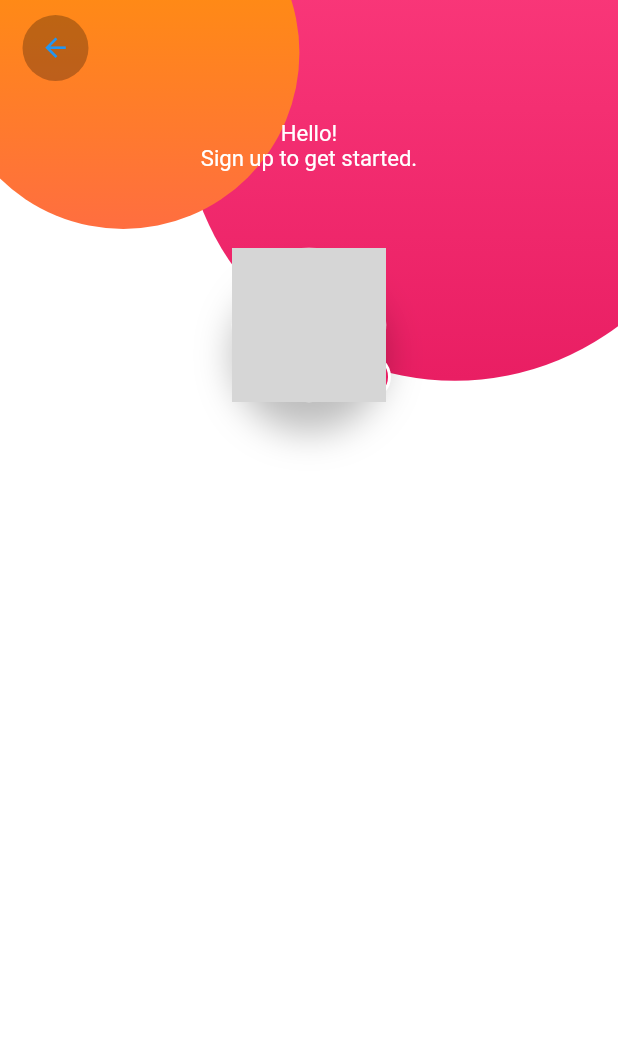
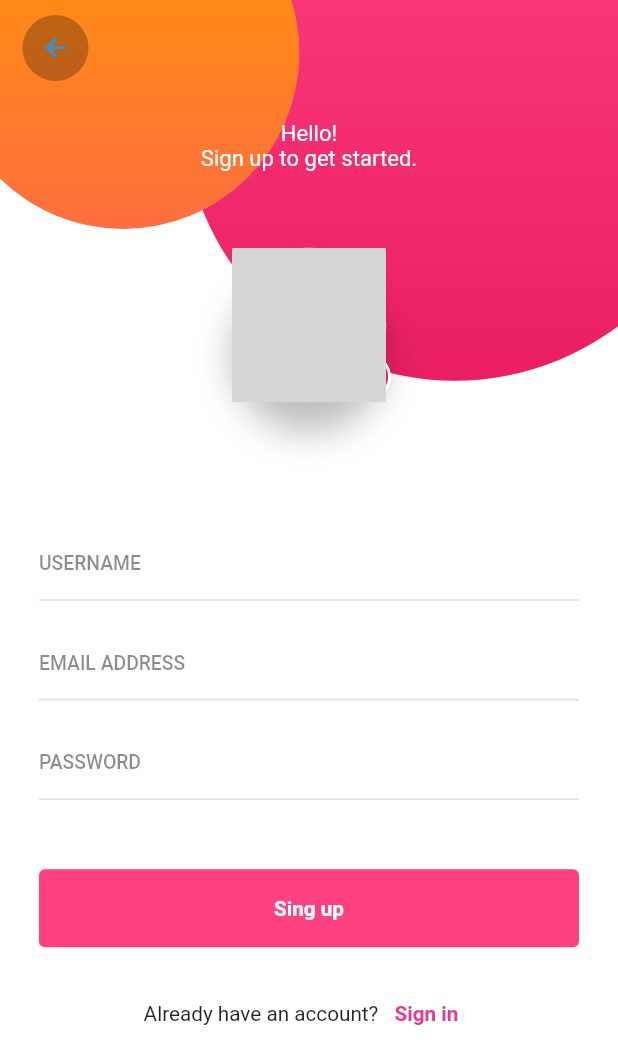
Before and after one commit to LluviaSaucedoM/advancedFlutterCourse, a Flutter app: the RegisterPage screen opened by its route, on a phone screen of 412 x 824 dp. Shown: the top 1064 px of the screen. Run offline on Flutter 3.47's test engine with Material 2 defaults, Android fonts, the phone set to English and light mode, and no system bars; our stand-ins replace flutter_svg; network calls fail; grey boxes are pictures that could not be loaded.

Commit message:
new fields on the registration screen

```diff
--- a/lib/page/register_page.dart
+++ b/lib/page/register_page.dart
@@ -5,6 +5,7 @@ import 'package:flutter_api_rest/utils/responsive.dart';
 import 'package:flutter_api_rest/widgets/circle.dart';
 
 import '../widgets/avatarButton.dart';
+import '../widgets/registerForm.dart';
 
 class RegisterPage extends StatefulWidget {
   static const routeName = 'register';
@@ -73,7 +74,7 @@ class _RegisterPageState extends State<RegisterPage> {
                     ],
                   ),
                 ),
-                //  RegisterForm(),
+                const RegisterForm(),
                 Positioned(
                   left: 15,
                   top: 10,
--- a/lib/widgets/loginForm.dart
+++ b/lib/widgets/loginForm.dart
@@ -15,6 +15,7 @@ class _LoginFormState extends State<LoginForm> {
   final GlobalKey<FormState> _formkey = GlobalKey();
   String email = '';
   String password = '';
+
   _submit() {
     final isOk = _formkey.currentState?.validate();
     debugPrint("is ookey : $isOk");
@@ -93,9 +94,8 @@ class _LoginFormState extends State<LoginForm> {
                 child: TextButton(
                   onPressed: _submit,
                   style: ButtonStyle(
-                    backgroundColor: MaterialStateProperty.all<Color>(
-                        const Color.fromARGB(255, 229, 55, 148)),
-                  ),
+                      backgroundColor:
+                          MaterialStateProperty.all<Color>(Colors.pinkAccent)),
                   child: Padding(
                     padding: const EdgeInsets.symmetric(vertical: 10),
                     child: Text(
@@ -126,7 +126,7 @@ class _LoginFormState extends State<LoginForm> {
                         'Sing Up',
                         style: TextStyle(
                             fontSize: responsive.dp(1.5),
-                            color: const Color.fromARGB(255, 229, 55, 148),
+                            color: Colors.pinkAccent,
                             fontWeight: FontWeight.bold),
                       ),
                     ),
--- /dev/null
+++ b/lib/widgets/registerForm.dart
@@ -0,0 +1,139 @@
+// ignore_for_file: file_names
+
+import 'package:flutter/material.dart';
+import 'package:flutter_api_rest/utils/responsive.dart';
+
+import 'imputText.dart';
+
+class RegisterForm extends StatefulWidget {
+  const RegisterForm({Key? key}) : super(key: key);
+
+  @override
+  State<RegisterForm> createState() => _RegisterFormState();
+}
+
+class _RegisterFormState extends State<RegisterForm> {
+  final GlobalKey<FormState> _formKey = GlobalKey();
+  String _email = '';
+  String _password = '';
+  String _username = '';
+
+  _submit() {
+    final isOk = _formKey.currentState?.validate();
+    debugPrint('is ok: $isOk');
+  }
+
+  @override
+  Widget build(BuildContext context) {
+    final Responsive responsive = Responsive.of(context);
+
+    return Positioned(
+      bottom: 30,
+      child: Container(
+        constraints: BoxConstraints(
+          maxWidth: responsive.isTablet ? 430 : 360,
+        ),
+        child: Form(
+          key: _formKey,
+          child: Column(
+            children: <Widget>[
+              ImputText(
+                keyboardType: TextInputType.emailAddress,
+                label: "USERNAME",
+                fontSize: responsive.dp(responsive.isTablet ? 1.2 : 1.4),
+                onChanged: (text) {
+                  _username = text;
+                },
+                validator: (text) {
+                  if (text!.trim().length < 5) {
+                    return "Invalid username";
+                  }
+                  return null;
+                },
+              ),
+              SizedBox(height: responsive.dp(2)),
+              ImputText(
+                keyboardType: TextInputType.emailAddress,
+                label: "EMAIL ADDRESS",
+                fontSize: responsive.dp(responsive.isTablet ? 1.2 : 1.4),
+                onChanged: (text) {
+                  _email = text;
+                },
+                validator: (text) {
+                  if (!text!.contains("@")) {
+                    return "Invalid email";
+                  }
+                  return null;
+                },
+              ),
+              SizedBox(height: responsive.dp(2)),
+              ImputText(
+                keyboardType: TextInputType.emailAddress,
+                label: "PASSWORD",
+                fontSize: responsive.dp(responsive.isTablet ? 1.2 : 1.4),
+                onChanged: (text) {
+                  _password = text;
+                },
+                validator: (text) {
+                  if (text!.trim().length < 6) {
+                    return "Invalid password";
+                  }
+                  return null;
+                },
+              ),
+              SizedBox(height: responsive.dp(5)),
+              SizedBox(
+                width: double.infinity,
+                child: TextButton(
+                  onPressed: _submit,
+                  style: ButtonStyle(
+                    backgroundColor:
+                        MaterialStateProperty.all<Color>(Colors.pinkAccent),
+                  ),
+                  child: Padding(
+                    padding: const EdgeInsets.symmetric(vertical: 10),
+                    child: Text(
+                      'Sing up',
+                      style: TextStyle(
+                          fontSize: responsive.dp(1.5),
+                          color: Colors.white,
+                          fontWeight: FontWeight.bold),
+                    ),
+                  ),
+                ),
+              ),
+              SizedBox(height: responsive.dp(2)),
+              Row(
+                mainAxisAlignment: MainAxisAlignment.center,
+                children: <Widget>[
+                  Text(
+                    "Already have an account?",
+                    style: TextStyle(
+                      fontSize: responsive.dp(1.5),
+                    ),
+                  ),
+                  TextButton(
+                    onPressed: () {
+                      Navigator.pop(context);
+                    },
+                    child: Padding(
+                      padding: const EdgeInsets.symmetric(vertical: 10),
+                      child: Text(
+                        'Sign in',
+                        style: TextStyle(
+                            fontSize: responsive.dp(1.5),
+                            color: const Color.fromARGB(255, 229, 55, 148),
+                            fontWeight: FontWeight.bold),
+                      ),
+                    ),
+                  ),
+                ],
+              ),
+              SizedBox(height: responsive.dp(10)),
+            ],
+          ),
+        ),
+      ),
+    );
+  }
+}
```
Also changed, not shown: assets/glance/pantalla.2.png (added), 1 other file.
